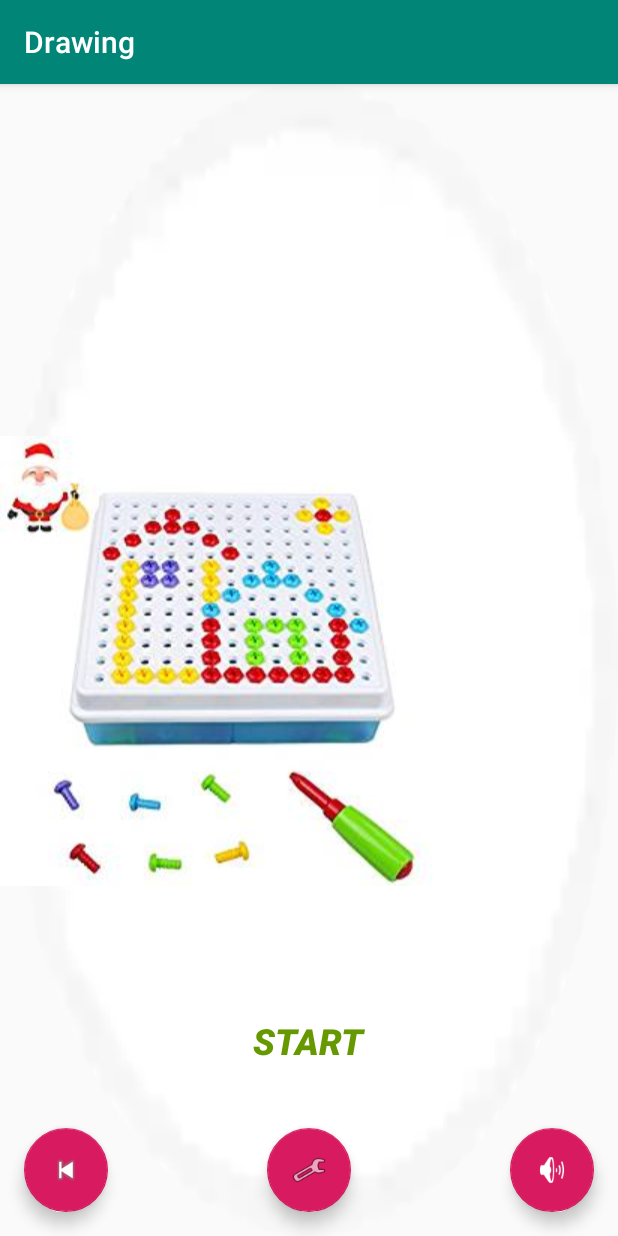
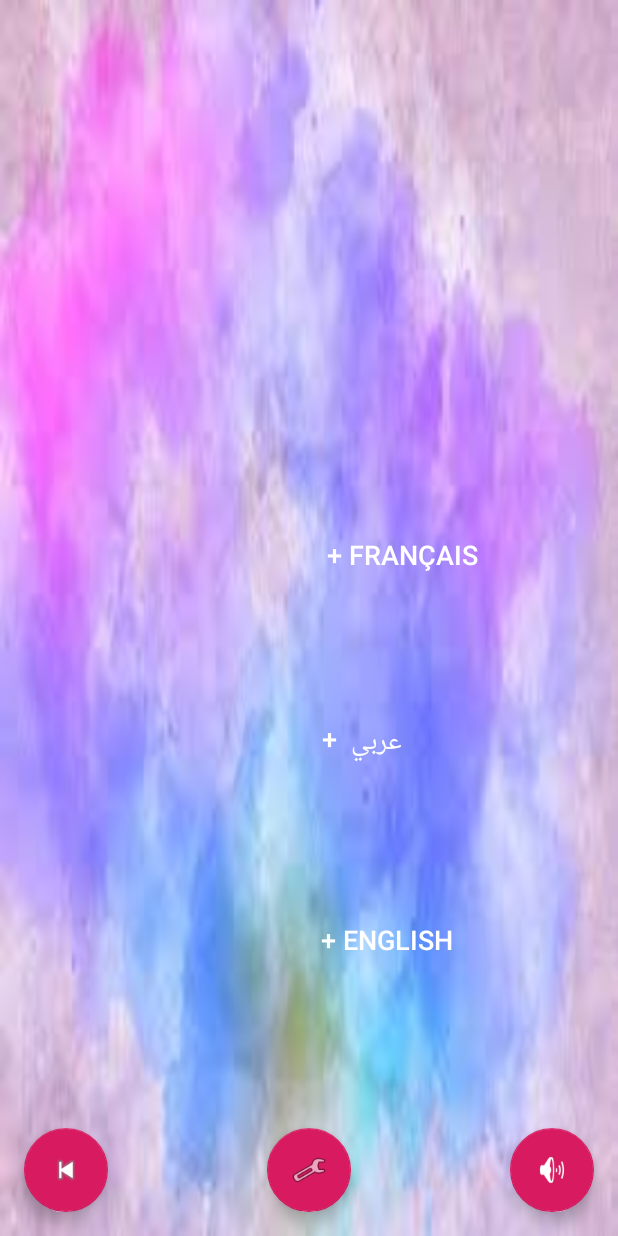
Before and after one commit to Nerffie/Android-Project, an Android app: the screen it shows after launch (MainActivity before the commit, ChoixLangActivity after it), after a tap on "START", on a phone screen of 412 x 824 dp. Run offline under Robolectric (Android 15) with nearby library versions, the phone set to English and light mode, and no system bars.

Commit message:
menu and level selection with sound

```diff
--- a/app/src/main/java/com/example/drawing/Asset.java
+++ b/app/src/main/java/com/example/drawing/Asset.java
@@ -20,6 +20,8 @@ public class Asset  {
     public static Image rose_sprite;
     public static Image yellow_sprite;
     public static Image reset;
+    public static String LANG="fr";
+    public static int LEVEL;
 
 
 }
--- a/app/src/main/java/com/example/drawing/Decor.java
+++ b/app/src/main/java/com/example/drawing/Decor.java
@@ -4,6 +4,8 @@ import com.example.emobadaragaminglib.Base.Image;
 import com.example.emobadaragaminglib.Implementation.AndroidSound;
 
 public class Decor {
-    public static Image bg;
+    public static Image bg1;
+    public static Image bg2;
+    public static Image bg3;
     public static AndroidSound forbidden_zone;
 }
--- a/app/src/main/java/com/example/drawing/MainActivity.java
+++ b/app/src/main/java/com/example/drawing/MainActivity.java
@@ -69,9 +69,9 @@ public class MainActivity extends AppCompatActivity {
     public void MainActivityOnClick(View v){
         Intent intent = null;
         switch (v.getId()) {
-            //case R.id.start_btn:
-                //intent = new Intent(this, ChoixLangActivity.class);
-                //break;
+            case R.id.start_btn:
+                intent = new Intent(this, ChoixLangActivity.class);
+                break;
         }
         startActivity(intent);
     }
--- /dev/null
+++ b/app/src/main/res/layout/activity_lang.xml
@@ -0,0 +1,40 @@
+<?xml version="1.0" encoding="utf-8"?>
+<android.support.design.widget.CoordinatorLayout xmlns:android="http://schemas.android.com/apk/res/android"
+    xmlns:app="http://schemas.android.com/apk/res-auto"
+    xmlns:tools="http://schemas.android.com/tools"
+    android:layout_width="match_parent"
+    android:layout_height="match_parent"
+    tools:context=".ChoixLangActivity"
+    android:background="@drawable/bg_lang">
+
+
+    <include layout="@layout/content_lang" />
+
+    <android.support.design.widget.FloatingActionButton
+        android:id="@+id/fab"
+        android:layout_width="wrap_content"
+        android:layout_height="wrap_content"
+        android:layout_gravity="bottom|end"
+        android:layout_margin="@dimen/fab_margin"
+        android:onClick="handleMusic"
+        app:srcCompat="@android:drawable/ic_lock_silent_mode_off" />
+
+    <android.support.design.widget.FloatingActionButton
+        android:id="@+id/fab_perv"
+        android:layout_width="wrap_content"
+        android:layout_height="wrap_content"
+        android:layout_gravity="bottom|start"
+        android:layout_margin="16dp"
+        android:onClick="perviousClicked"
+        app:srcCompat="@android:drawable/ic_media_previous" />
+
+    <android.support.design.widget.FloatingActionButton
+        android:id="@+id/fab_setAudio"
+        android:layout_width="wrap_content"
+        android:layout_height="wrap_content"
+        android:layout_gravity="bottom|center"
+        android:layout_margin="16dp"
+        android:onClick="AudioSettings"
+        app:srcCompat="@android:drawable/ic_menu_manage"/>
+
+</android.support.design.widget.CoordinatorLayout>
--- /dev/null
+++ b/app/src/main/res/layout/content_lang.xml
@@ -0,0 +1,64 @@
+<?xml version="1.0" encoding="utf-8"?>
+<android.support.constraint.ConstraintLayout xmlns:android="http://schemas.android.com/apk/res/android"
+    xmlns:app="http://schemas.android.com/apk/res-auto"
+    xmlns:tools="http://schemas.android.com/tools"
+    android:layout_width="match_parent"
+    android:layout_height="match_parent"
+    android:background="@color/colorWhite"
+    tools:context=".ChoixLangActivity"
+    tools:showIn="@layout/activity_lang">
+
+    <Button
+        android:id="@+id/arabic_button"
+        android:layout_width="wrap_content"
+        android:layout_height="100dp"
+        android:layout_marginTop="32dp"
+        android:layout_marginBottom="8dp"
+        android:background="#00000000"
+        android:onClick="LangActivityonClick"
+        android:text="\nعربي  +"
+        android:textColor="@android:color/white"
+        android:textSize="18sp"
+        app:layout_constraintBottom_toBottomOf="parent"
+        app:layout_constraintEnd_toEndOf="parent"
+        app:layout_constraintHorizontal_bias="0.61"
+        app:layout_constraintStart_toStartOf="parent"
+        app:layout_constraintTop_toTopOf="parent"
+        app:layout_constraintVertical_bias="0.587" />
+
+    <Button
+        android:id="@+id/francais_button"
+        android:layout_width="wrap_content"
+        android:layout_height="100dp"
+        android:layout_marginTop="8dp"
+        android:layout_marginBottom="8dp"
+        android:background="#00000000"
+        android:onClick="LangActivityonClick"
+        android:text="\n+ Français"
+        android:textColor="@android:color/white"
+        android:textSize="18sp"
+        app:layout_constraintBottom_toBottomOf="parent"
+        app:layout_constraintEnd_toEndOf="parent"
+        app:layout_constraintHorizontal_bias="0.7"
+        app:layout_constraintStart_toStartOf="parent"
+        app:layout_constraintTop_toTopOf="parent"
+        app:layout_constraintVertical_bias="0.426" />
+
+    <Button
+        android:id="@+id/english_button"
+        android:layout_width="wrap_content"
+        android:layout_height="100dp"
+        android:layout_marginTop="8dp"
+        android:layout_marginBottom="8dp"
+        android:background="#00000000"
+        android:onClick="LangActivityonClick"
+        android:text="\n+ English"
+        android:textColor="@android:color/white"
+        android:textSize="18sp"
+        app:layout_constraintBottom_toBottomOf="parent"
+        app:layout_constraintEnd_toEndOf="parent"
+        app:layout_constraintHorizontal_bias="0.66"
+        app:layout_constraintStart_toStartOf="parent"
+        app:layout_constraintTop_toTopOf="parent"
+        app:layout_constraintVertical_bias="0.788" />
+</android.support.constraint.ConstraintLayout>
--- /dev/null
+++ b/app/src/main/res/menu/menu_main.xml
@@ -0,0 +1,10 @@
+<menu xmlns:android="http://schemas.android.com/apk/res/android"
+    xmlns:app="http://schemas.android.com/apk/res-auto"
+    xmlns:tools="http://schemas.android.com/tools"
+    tools:context="com.abdo.enfant_trace_lettre.MainActivity">
+    <item
+        android:id="@+id/action_settings"
+        android:orderInCategory="100"
+        android:title="@string/action_settings"
+        app:showAsAction="never" />
+</menu>
```
Also changed, not shown: app/build.gradle (+9 -3 lines), app/src/main/AndroidManifest.xml (+10 -1 lines), app/src/main/java/com/example/drawing/ChoixLangActivity.java (added, +125 -0 lines), app/src/main/java/com/example/drawing/GameActivity.java (+8 -1 lines), app/src/main/java/com/example/drawing/LevelActivity.java (added, +95 -0 lines), app/src/main/java/com/example/drawing/MyScreen.java (+6 -1 lines), app/src/main/res/layout/activity_level.xml (added, +116 -0 lines), app/src/main/res/values/strings.xml (+12 -0 lines), app/src/main/res/drawable/bg3.png (added), app/src/main/res/drawable/bg4.png (added), app/src/main/res/drawable/bg_lang.png (added), app/src/main/res/drawable/menu_three_levels.png (added), settings.gradle (line endings or trailing spaces).
